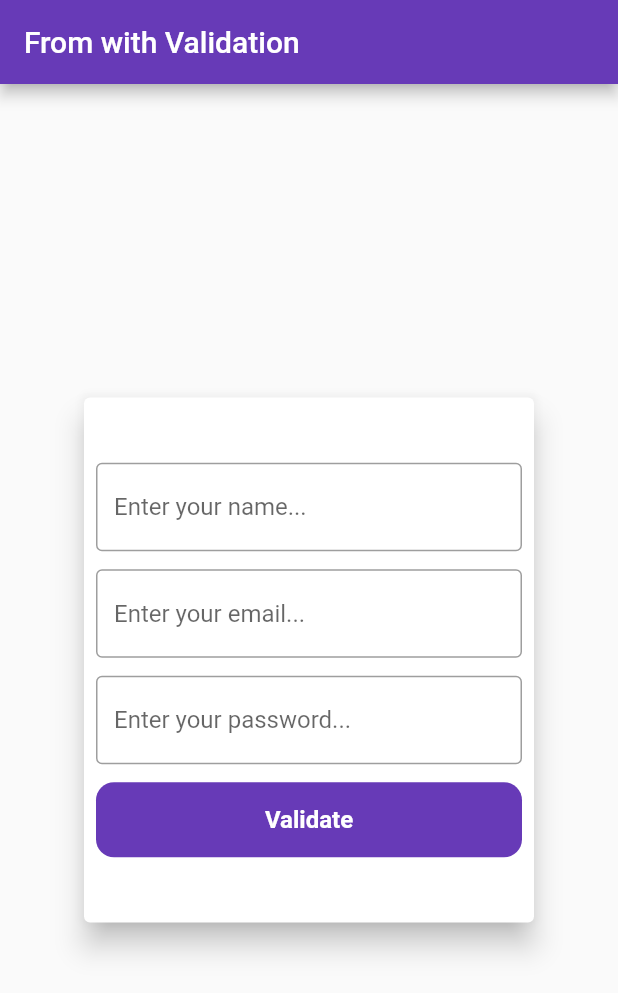
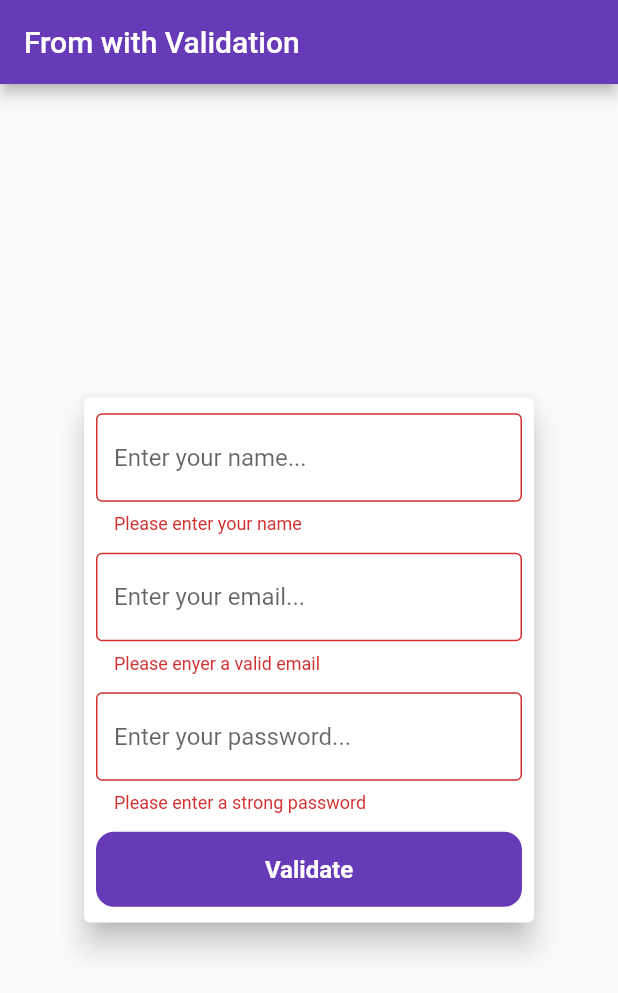
Before and after one commit to usersina/flutter-apps-collection, a Flutter app: the screen it shows after launch, after a tap on "Validate", on a phone screen of 412 x 824 dp. Shown: the top 993 px of the screen. Run offline on Flutter 3.47's test engine with Material 2 defaults, Android fonts, the light colour scheme and no system bars.

Commit message:
add snackbar on successfull form

```diff
--- a/form_with_validation/lib/main.dart
+++ b/form_with_validation/lib/main.dart
@@ -1,5 +1,3 @@
-import 'dart:developer';
-
 import 'package:flutter/material.dart';
 
 void main() {
@@ -30,9 +28,10 @@ class MainScreen extends StatefulWidget {
 }
 
 class _MainScreenState extends State<MainScreen> {
-  TextEditingController _nameController = TextEditingController();
-  TextEditingController _emailController = TextEditingController();
-  TextEditingController _passwordController = TextEditingController();
+  final _formKey = GlobalKey<FormState>();
+  final TextEditingController _nameController = TextEditingController();
+  final TextEditingController _emailController = TextEditingController();
+  final TextEditingController _passwordController = TextEditingController();
 
   @override
   Widget build(BuildContext context) {
@@ -50,11 +49,19 @@ class _MainScreenState extends State<MainScreen> {
               width: 300,
               child: Padding(
                 padding: const EdgeInsets.all(8.0),
+                child: Form(
+                  key: _formKey,
                   child: Column(
                     mainAxisAlignment: MainAxisAlignment.center,
                     children: [
                       TextFormField(
                         controller: _nameController,
+                        validator: (String? value) {
+                          if (value != null && value.isEmpty) {
+                            return "Please enter your name";
+                          }
+                          return null;
+                        },
                         decoration: const InputDecoration(
                           hintText: "Enter your name...",
                           border: OutlineInputBorder(),
@@ -63,6 +70,13 @@ class _MainScreenState extends State<MainScreen> {
                       const SizedBox(height: 12),
                       TextFormField(
                         controller: _emailController,
+                        validator: (String? value) {
+                          if (value != null &&
+                              (value.isEmpty || !value.contains("@"))) {
+                            return "Please enyer a valid email";
+                          }
+                          return null;
+                        },
                         keyboardType: TextInputType.emailAddress,
                         decoration: const InputDecoration(
                           hintText: "Enter your email...",
@@ -72,6 +86,13 @@ class _MainScreenState extends State<MainScreen> {
                       const SizedBox(height: 12),
                       TextFormField(
                         controller: _passwordController,
+                        validator: (String? value) {
+                          if (value != null &&
+                              (value.isEmpty || value.length < 6)) {
+                            return "Please enter a strong password";
+                          }
+                          return null;
+                        },
                         obscureText: true,
                         decoration: const InputDecoration(
                           hintText: "Enter your password...",
@@ -100,7 +121,22 @@ class _MainScreenState extends State<MainScreen> {
                           ),
                         ),
                         onTap: () {
-                        log("clicking!");
+                          if (_formKey.currentState != null &&
+                              _formKey.currentState!.validate()) {
+                            ScaffoldMessenger.of(context).showSnackBar(SnackBar(
+                              content: const Text(
+                                'Your fields are correct',
+                                style: TextStyle(fontSize: 16.0),
+                              ),
+                              duration: const Duration(seconds: 1),
+                              action: SnackBarAction(
+                                label: 'Ok',
+                                textColor: Colors.white,
+                                onPressed: () {},
+                              ),
+                              backgroundColor: Colors.green[600],
+                            ));
+                          }
                         },
                       )
                     ],
@@ -110,6 +146,7 @@ class _MainScreenState extends State<MainScreen> {
             ),
           ),
         ),
+      ),
     );
   }
 }
```
Lines whose indentation alone changed are shown as unchanged.
